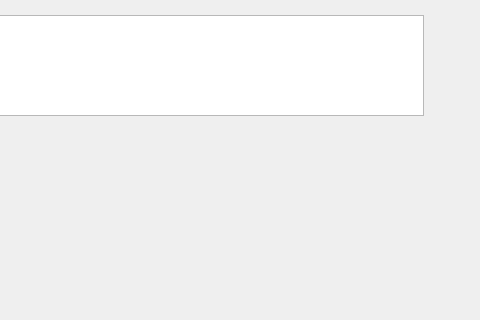
Qt form mainwindow.ui (Jenushan44/Hospital-Manager) before a commit; both pictures show x 487 to 967 and y 165 to 485 of the 967 by 714 pixel window.
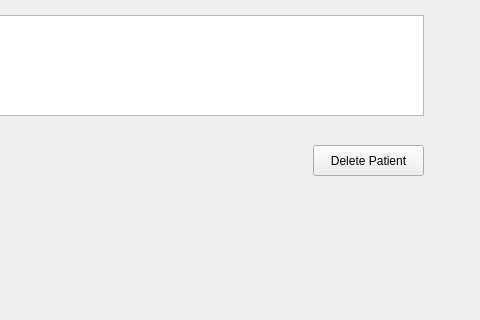
The same form after that commit. The open tabs and pages were chosen to show the change. Icons and pictures are not drawn.

Commit message: Add delete function for search patient page

```diff
--- a/mainwindow.ui
+++ b/mainwindow.ui
@@ -693,6 +693,19 @@
        </rect>
       </property>
      </widget>
+     <widget class="QPushButton" name="deletSearchPatient">
+      <property name="geometry">
+       <rect>
+        <x>620</x>
+        <y>310</y>
+        <width>111</width>
+        <height>31</height>
+       </rect>
+      </property>
+      <property name="text">
+       <string>Delete Patient</string>
+      </property>
+     </widget>
     </widget>
     <widget class="QWidget" name="page_6">
      <widget class="QLabel" name="label_13">
```
Left out of the diff: 2 changed lines with no effect on the pictures. The commit also changes 2 other files.
